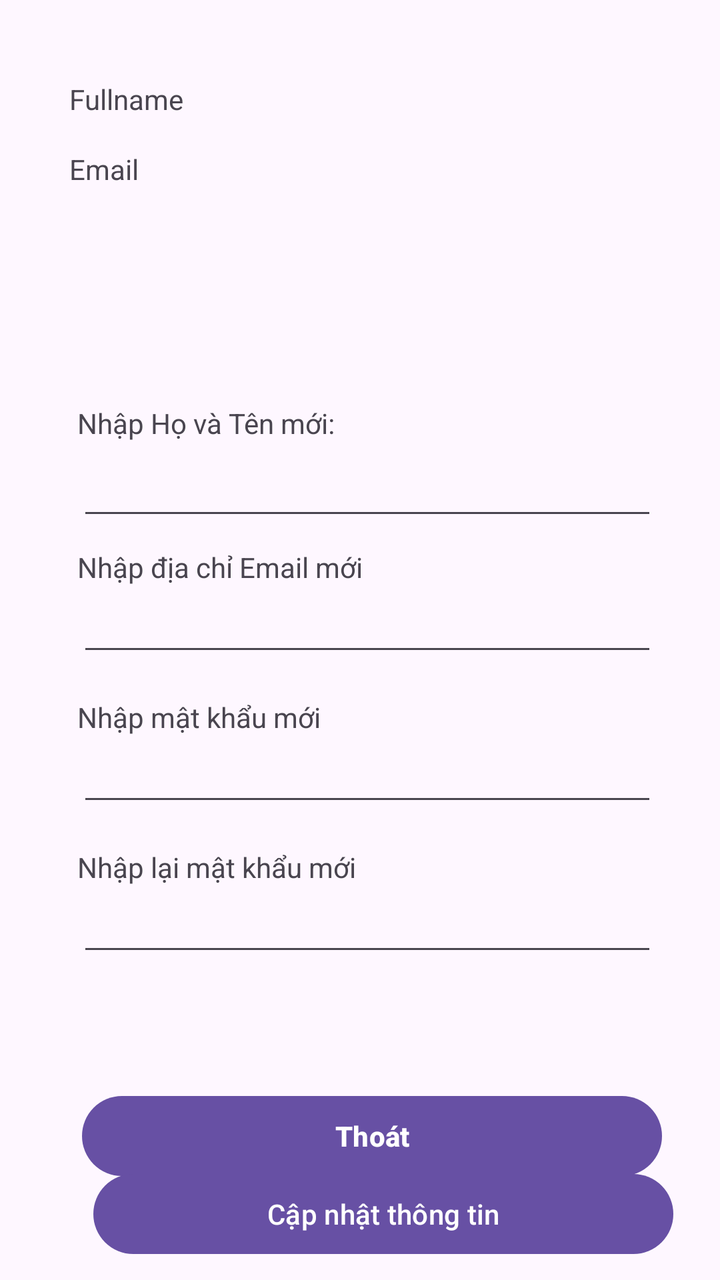
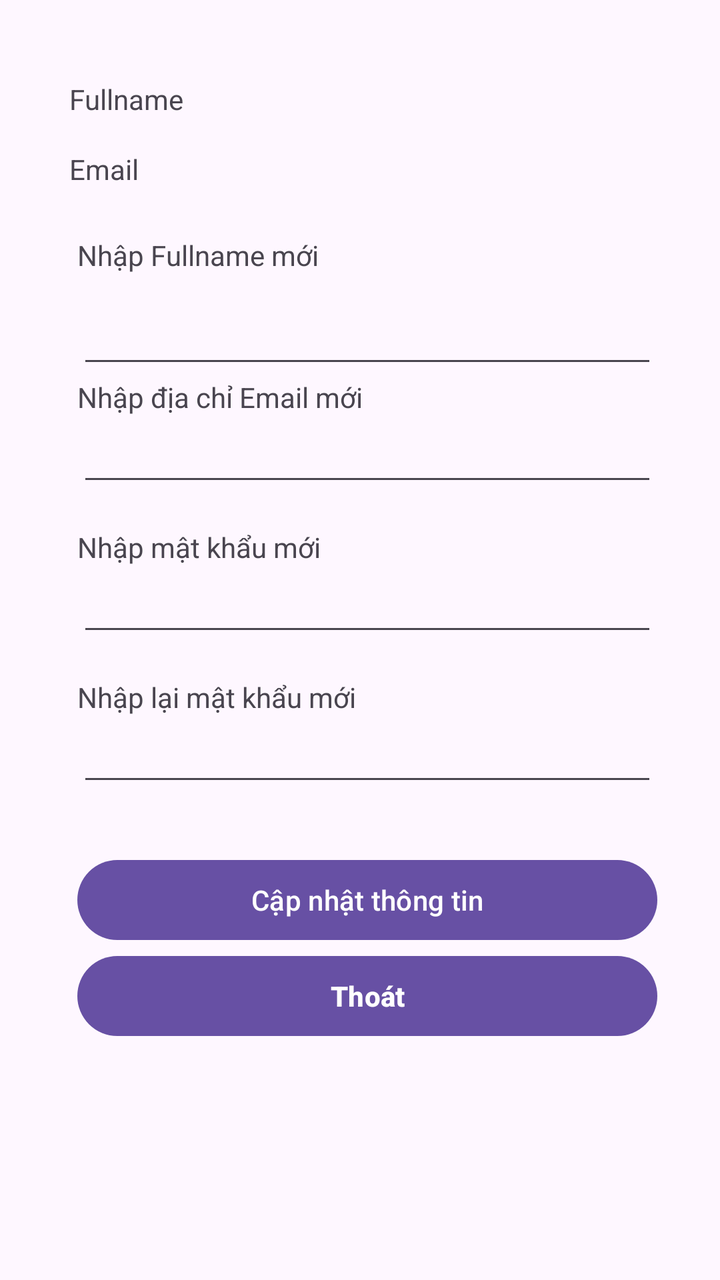

Screens rendered from an Android XML layout before and after an edit, with the pre-edit source and the edit as a unified diff.
<!-- AndroidManifest.xml: application theme Theme.Project_1 -->
<!-- res/layout/activity_user.xml -->
<?xml version="1.0" encoding="utf-8"?>
<androidx.constraintlayout.widget.ConstraintLayout xmlns:android="http://schemas.android.com/apk/res/android"
    xmlns:app="http://schemas.android.com/apk/res-auto"
    xmlns:tools="http://schemas.android.com/tools"
    android:id="@+id/main"
    android:layout_width="match_parent"
    android:layout_height="match_parent"
    tools:context=".UserActivity">

    <TextView
        android:id="@+id/txtFullname"
        android:layout_width="290dp"
        android:layout_height="wrap_content"
        android:layout_marginTop="40dp"
        android:text="Fullname"
        app:layout_constraintEnd_toEndOf="parent"
        app:layout_constraintHorizontal_bias="0.495"
        app:layout_constraintStart_toStartOf="parent"
        app:layout_constraintTop_toTopOf="parent" />

    <Button
        android:id="@+id/btnLogout"
        android:layout_width="290dp"
        android:layout_height="wrap_content"
        android:layout_marginStart="8dp"
        android:layout_marginEnd="8dp"
        android:layout_marginBottom="48dp"
        android:text="Thoát"
        android:textAllCaps="false"
        android:textStyle="bold"
        app:layout_constraintBottom_toBottomOf="parent"
        app:layout_constraintEnd_toEndOf="parent"
        app:layout_constraintHorizontal_bias="0.609"
        app:layout_constraintStart_toStartOf="parent" />

    <TextView
        android:id="@+id/txtEmail"
        android:layout_width="290dp"
        android:layout_height="wrap_content"
        android:layout_marginTop="16dp"
        android:text="Email"
        app:layout_constraintEnd_toEndOf="parent"
        app:layout_constraintHorizontal_bias="0.0"
        app:layout_constraintStart_toStartOf="@id/txtFullname"
        app:layout_constraintTop_toBottomOf="@id/txtFullname" />

    <TextView
        android:id="@+id/txtNewEmail"
        android:layout_width="wrap_content"
        android:layout_height="wrap_content"
        android:layout_marginStart="4dp"
        android:layout_marginTop="180dp"
        android:text="Nhập địa chỉ Email mới"
        app:layout_constraintStart_toStartOf="@+id/txtEmail"
        app:layout_constraintTop_toBottomOf="@id/txtEmail" />

    <TextView
        android:id="@+id/txtNewEmail2"
        android:layout_width="wrap_content"
        android:layout_height="wrap_content"
        android:layout_marginStart="4dp"
        android:layout_marginTop="108dp"
        android:text="Nhập Họ và Tên mới:"
        app:layout_constraintStart_toStartOf="@+id/txtEmail"
        app:layout_constraintTop_toBottomOf="@id/txtEmail" />

    <EditText
        android:id="@+id/edtNewEmail"
        android:layout_width="290dp"
        android:layout_height="40dp"
        android:ems="10"
        android:inputType="textEmailAddress"
        app:layout_constraintEnd_toEndOf="parent"
        app:layout_constraintHorizontal_bias="0.0"
        app:layout_constraintStart_toStartOf="@+id/txtNewEmail"
        app:layout_constraintTop_toBottomOf="@+id/txtNewEmail" />

    <EditText
        android:id="@+id/edtNewEmail2"
        android:layout_width="290dp"
        android:layout_height="40dp"
        android:layout_marginTop="4dp"
        android:ems="10"
        android:inputType="textEmailAddress"
        app:layout_constraintStart_toStartOf="@+id/txtNewEmail2"
        app:layout_constraintTop_toBottomOf="@+id/txtNewEmail2" />

    <TextView
        android:id="@+id/txtNewPassword1"
        android:layout_width="wrap_content"
        android:layout_height="wrap_content"
        android:layout_marginTop="16dp"
        android:text="Nhập mật khẩu mới"
        app:layout_constraintStart_toStartOf="@id/edtNewEmail"
        app:layout_constraintTop_toBottomOf="@id/edtNewEmail" />

    <EditText
        android:id="@+id/edtPassword1"
        android:layout_width="290dp"
        android:layout_height="40dp"
        android:ems="10"
        android:inputType="textPassword"
        app:layout_constraintStart_toStartOf="@+id/txtNewPassword1"
        app:layout_constraintTop_toBottomOf="@+id/txtNewPassword1" />

    <TextView
        android:id="@+id/txtNewPassword2"
        android:layout_width="wrap_content"
        android:layout_height="wrap_content"
        android:layout_marginTop="16dp"
        android:text="Nhập lại mật khẩu mới"
        app:layout_constraintStart_toStartOf="@+id/edtPassword1"
        app:layout_constraintTop_toBottomOf="@+id/edtPassword1" />

    <EditText
        android:id="@+id/edtPassword2"
        android:layout_width="290dp"
        android:layout_height="40dp"
        android:ems="10"
        android:inputType="textPassword"
        app:layout_constraintStart_toStartOf="@+id/txtNewPassword2"
        app:layout_constraintTop_toBottomOf="@+id/txtNewPassword2" />

    <Button
        android:id="@+id/btnUpdate"
        android:layout_width="290dp"
        android:layout_height="wrap_content"
        android:layout_marginStart="8dp"
        android:layout_marginTop="100dp"
        android:text="Cập nhật thông tin"
        app:layout_constraintStart_toStartOf="@+id/edtPassword2"
        app:layout_constraintTop_toBottomOf="@+id/edtPassword2" />
</androidx.constraintlayout.widget.ConstraintLayout>
<!-- resources referenced by this layout -->
<resources>
  <style name="Theme.Project_1" parent="Base.Theme.Project_1" />
  <style name="Base.Theme.Project_1" parent="Theme.Material3.DayNight.NoActionBar">
          
          
      </style>
</resources>

<!-- the commit's change to res/layout/activity_user.xml (unified diff, before → after) -->
@@ -22,16 +22,11 @@
         android:id="@+id/btnLogout"
         android:layout_width="290dp"
         android:layout_height="wrap_content"
-        android:layout_marginStart="8dp"
-        android:layout_marginEnd="8dp"
-        android:layout_marginBottom="48dp"
         android:text="Thoát"
         android:textAllCaps="false"
         android:textStyle="bold"
-        app:layout_constraintBottom_toBottomOf="parent"
-        app:layout_constraintEnd_toEndOf="parent"
-        app:layout_constraintHorizontal_bias="0.609"
-        app:layout_constraintStart_toStartOf="parent" />
+        app:layout_constraintStart_toStartOf="@+id/btnUpdate"
+        app:layout_constraintTop_toBottomOf="@+id/btnUpdate" />
 
     <TextView
         android:id="@+id/txtEmail"
@@ -48,19 +43,17 @@
         android:id="@+id/txtNewEmail"
         android:layout_width="wrap_content"
         android:layout_height="wrap_content"
-        android:layout_marginStart="4dp"
-        android:layout_marginTop="180dp"
         android:text="Nhập địa chỉ Email mới"
-        app:layout_constraintStart_toStartOf="@+id/txtEmail"
-        app:layout_constraintTop_toBottomOf="@id/txtEmail" />
+        app:layout_constraintStart_toStartOf="@+id/edtNewname2"
+        app:layout_constraintTop_toBottomOf="@+id/edtNewname2" />
 
     <TextView
-        android:id="@+id/txtNewEmail2"
+        android:id="@+id/txtNewbname"
         android:layout_width="wrap_content"
         android:layout_height="wrap_content"
         android:layout_marginStart="4dp"
-        android:layout_marginTop="108dp"
-        android:text="Nhập Họ và Tên mới:"
+        android:layout_marginTop="24dp"
+        android:text="Nhập Fullname mới"
         app:layout_constraintStart_toStartOf="@+id/txtEmail"
         app:layout_constraintTop_toBottomOf="@id/txtEmail" />
 
@@ -76,14 +69,17 @@
         app:layout_constraintTop_toBottomOf="@+id/txtNewEmail" />
 
     <EditText
-        android:id="@+id/edtNewEmail2"
+        android:id="@+id/edtNewname2"
         android:layout_width="290dp"
         android:layout_height="40dp"
-        android:layout_marginTop="4dp"
+        android:layout_marginTop="12dp"
+        android:layout_marginEnd="60dp"
         android:ems="10"
         android:inputType="textEmailAddress"
-        app:layout_constraintStart_toStartOf="@+id/txtNewEmail2"
-        app:layout_constraintTop_toBottomOf="@+id/txtNewEmail2" />
+        app:layout_constraintEnd_toEndOf="parent"
+        app:layout_constraintHorizontal_bias="0.0"
+        app:layout_constraintStart_toStartOf="@+id/txtNewbname"
+        app:layout_constraintTop_toBottomOf="@id/txtNewbname" />
 
     <TextView
         android:id="@+id/txtNewPassword1"
@@ -125,8 +121,7 @@
         android:id="@+id/btnUpdate"
         android:layout_width="290dp"
         android:layout_height="wrap_content"
-        android:layout_marginStart="8dp"
-        android:layout_marginTop="100dp"
+        android:layout_marginTop="28dp"
         android:text="Cập nhật thông tin"
         app:layout_constraintStart_toStartOf="@+id/edtPassword2"
         app:layout_constraintTop_toBottomOf="@+id/edtPassword2" />
